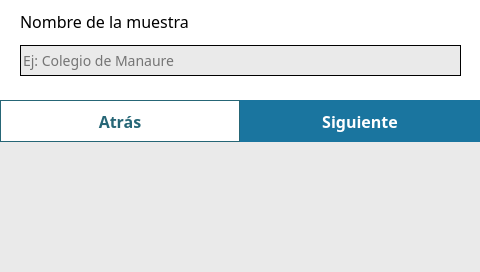
Qt form src/views/SaveDataView/ui/NameSection.ui (Giocerz/water_quality_rpi_unal) before a commit.
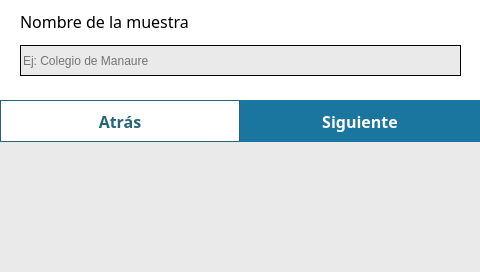
The same form after that commit.

Patch:
```diff
--- a/src/views/SaveDataView/ui/NameSection.ui
+++ b/src/views/SaveDataView/ui/NameSection.ui
@@ -105,7 +105,7 @@
 border-style: solid;
 border-width: 1px;
 background-color: rgb(234, 234, 234);
-font: 14px Poppins;</string>
+font: 14px &quot;Poppins&quot;;</string>
     </property>
     <property name="maxLength">
      <number>50</number>
```
